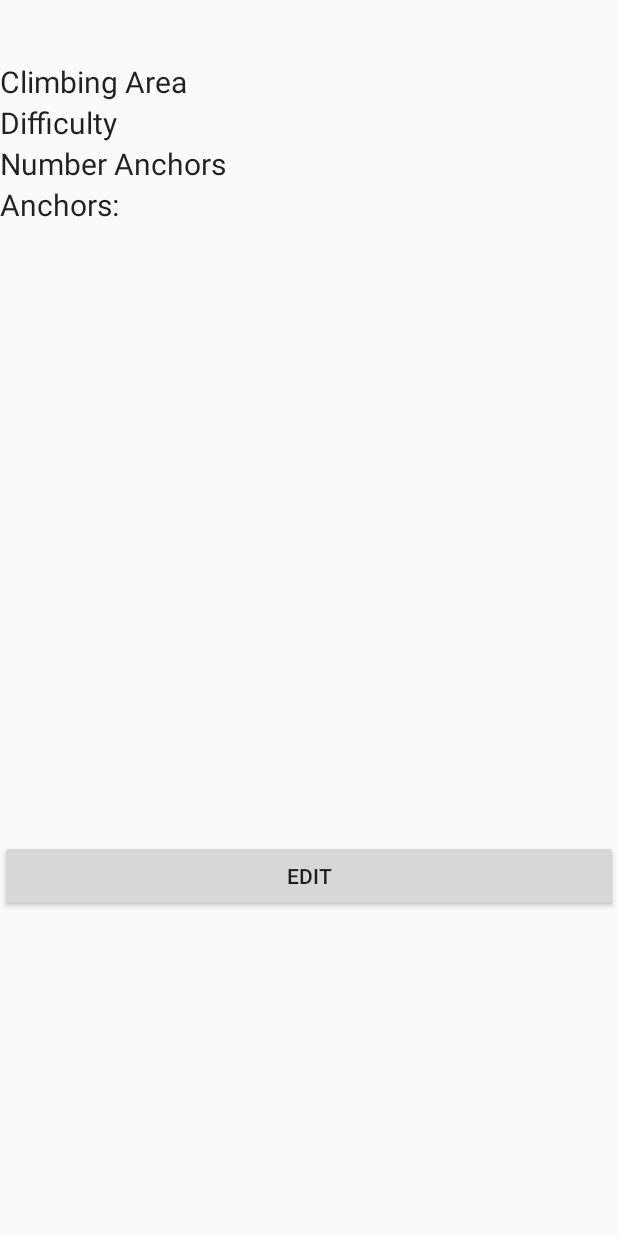
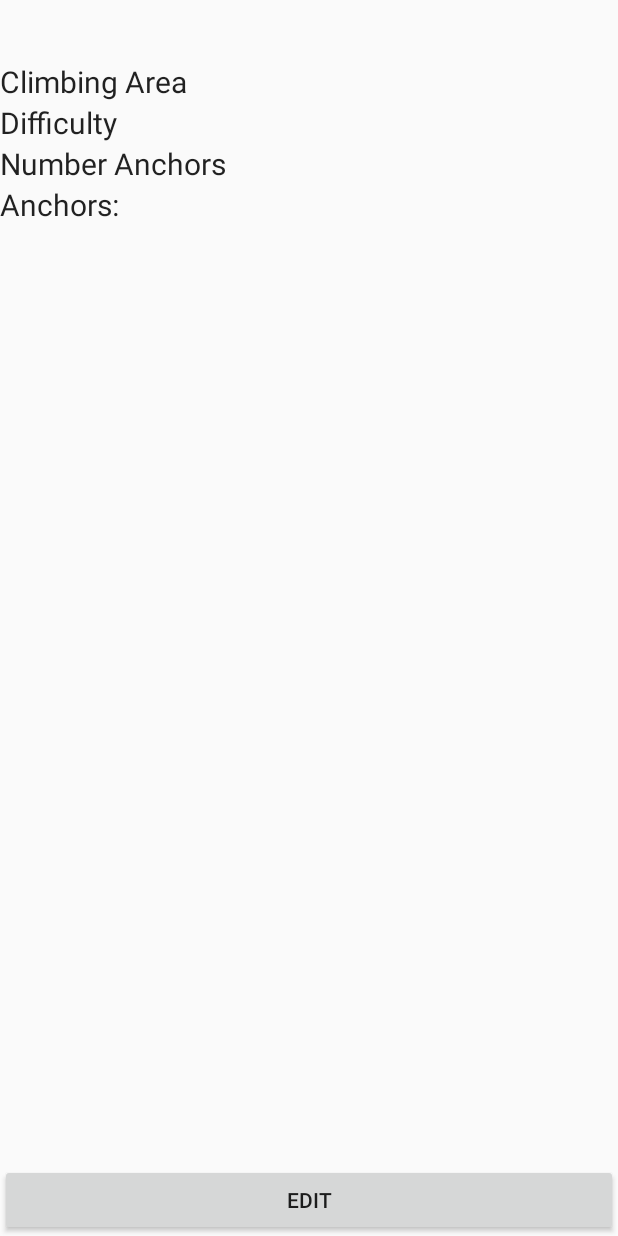
Before and after one commit to mattghall/AndroidFinalProject, an Android app: the layout fragment_details.xml on its own in the app's theme, with its tools: preview values and no code run, on a phone screen of 412 x 824 dp. Run offline under Robolectric (Android 15) with nearby library versions, the phone set to English and light mode, and no system bars.

Commit message:
Small change to make sure layout still works on small screen

```diff
--- a/mobile/src/main/res/layout/fragment_details.xml
+++ b/mobile/src/main/res/layout/fragment_details.xml
@@ -99,7 +99,8 @@
         <LinearLayout
             android:layout_width="match_parent"
             android:layout_height="wrap_content"
-            android:orientation="vertical">
+            android:orientation="vertical"
+            android:layout_weight="1">
             <ListView
                 android:id="@+id/anchors_listview"
                 android:layout_width="match_parent"
```
